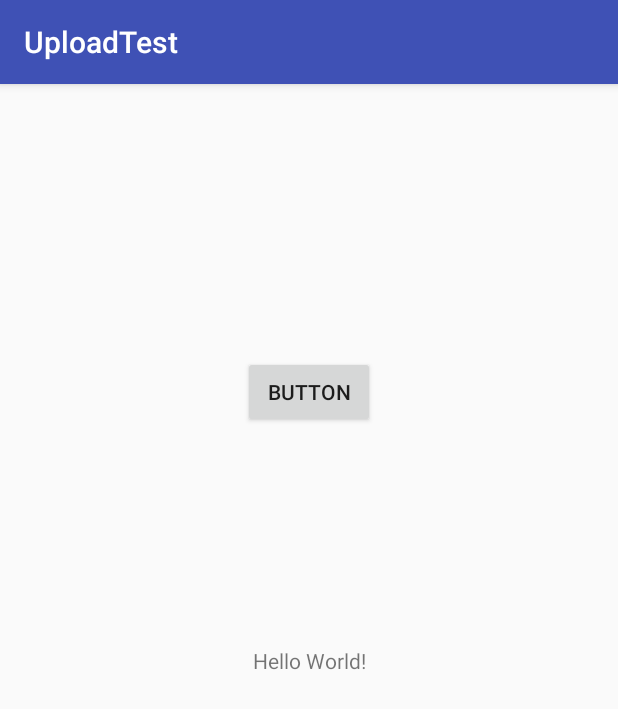
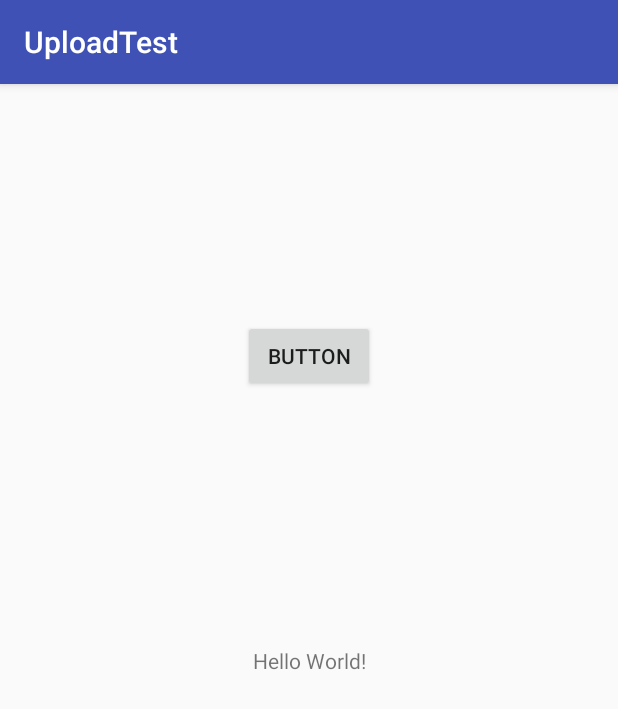
Before and after one commit to omar93/UploadTest, an Android app: the screen it shows after launch (MainActivity), on a phone screen of 412 x 824 dp. Shown: the top 709 px of the screen. Run offline under Robolectric (Android 15) with nearby library versions, the phone set to English and light mode, and no system bars.

```diff
--- a/app/src/main/res/layout/activity_main.xml
+++ b/app/src/main/res/layout/activity_main.xml
@@ -28,6 +28,6 @@
         app:layout_constraintLeft_toLeftOf="parent"
         android:layout_marginRight="8dp"
         app:layout_constraintRight_toRightOf="parent"
-        app:layout_constraintVertical_bias="0.246" />
+        app:layout_constraintVertical_bias="0.212" />
 
 </android.support.constraint.ConstraintLayout>
```
